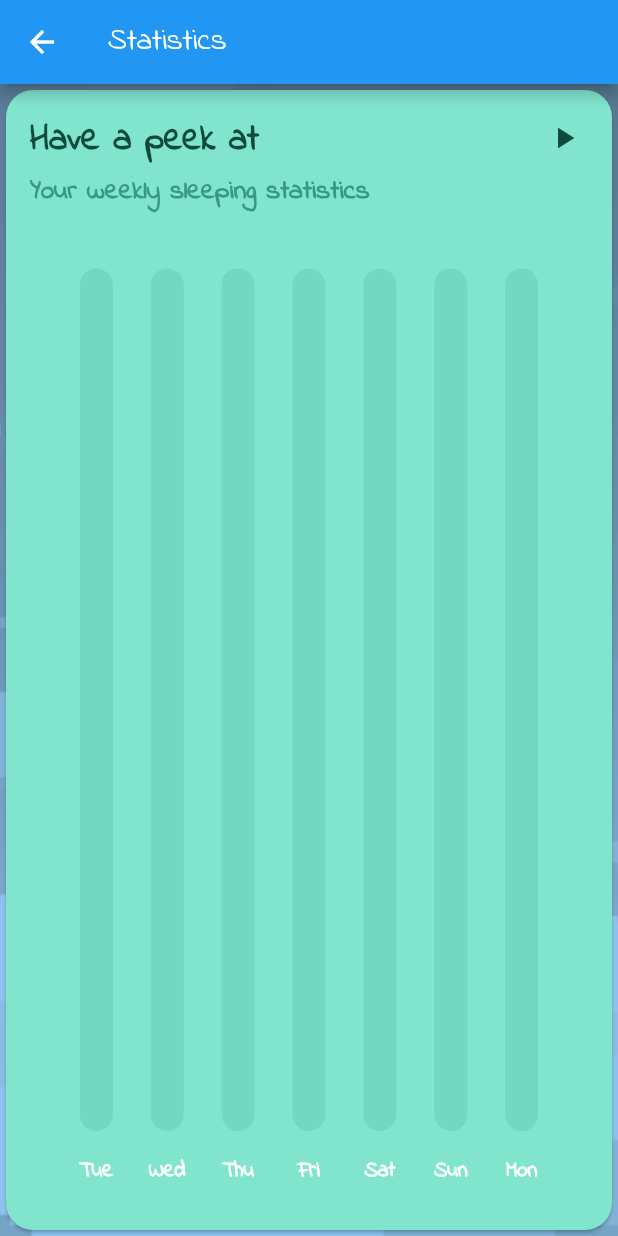
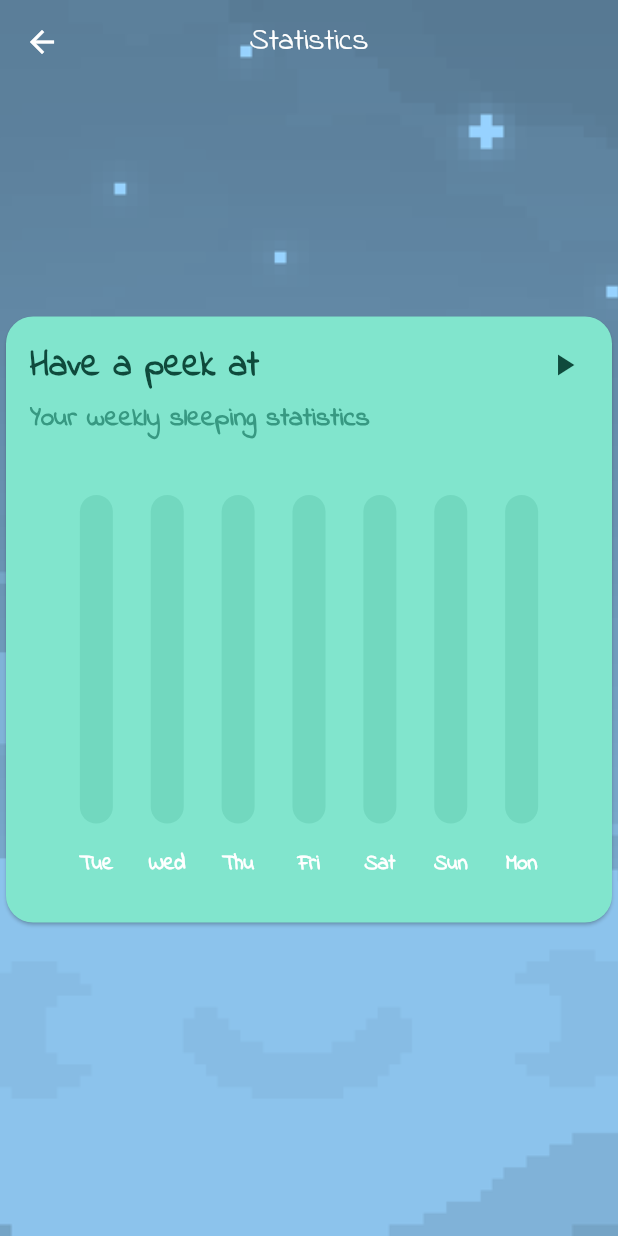
Before and after one commit to yuuutong/Orbital-Project, a Flutter app: the Statistics screen opened directly, on a phone screen of 412 x 824 dp. Run offline on Flutter 3.47's test engine with Material 2 defaults, Android fonts, the phone set to English and light mode, and no system bars; drawn by our look-alikes of fl_chart; our stand-ins replace cloud_firestore, firebase_auth, firebase_core, shimmer; missing offline and left inert: loading_gifs, time_chart; accounts and stored records are empty.

Commit message:
standardise app bar for all pages, change UI colour

```diff
--- a/sleeplah/lib/constant.dart
+++ b/sleeplah/lib/constant.dart
@@ -1,8 +1,8 @@
 import 'package:flutter/material.dart';
 
-const primaryColor = Colors.blue;
-const themePrimaryColor = Colors.blueAccent;
-const themeSecondaryColor = Colors.cyan;
+const primaryColor = Color.fromARGB(255, 147, 184, 248);
+const themePrimaryColor = Color.fromARGB(255, 123, 170, 251);
+const themeSecondaryColor = Color.fromARGB(255, 174, 245, 254);
 const String flower_profile_path = "assets/images/";
 String date =
     "${DateTime.now().year}-${DateTime.now().month.toString().padLeft(2, '0')}-${DateTime.now().day.toString().padLeft(2, '0')}";
--- a/sleeplah/lib/home_page/TimePicker.dart
+++ b/sleeplah/lib/home_page/TimePicker.dart
@@ -105,7 +105,7 @@ class TimePickerState extends State<TimePicker> {
               padding: const EdgeInsets.all(8.0),
               //EdgeInsets.symmetric(horizontal: 20, vertical: 5),
               decoration: BoxDecoration(
-                color: Colors.blueAccent,
+                color: Color.fromARGB(255, 147, 184, 248),
                 border: Border.all(),
                 borderRadius: BorderRadius.circular(20),
               ),
--- a/sleeplah/lib/profilePicCollection/collection.dart
+++ b/sleeplah/lib/profilePicCollection/collection.dart
@@ -12,7 +12,7 @@ class Collection extends StatelessWidget {
     return Scaffold(
         extendBodyBehindAppBar: true,
         appBar: AppBar(
-          title: Text("Collection"),
+          title: const Text("Flower Collection Handbook"),
           centerTitle: true,
           backgroundColor: Colors.transparent,
           elevation: 0,
--- a/sleeplah/lib/profilePicCollection/selection.dart
+++ b/sleeplah/lib/profilePicCollection/selection.dart
@@ -31,7 +31,6 @@ class _SelectionState extends State<Selection> {
       return Container(child: flowerInfo());
     }
 
-    //print(FlowerList.length);
     return loading
         ? Loading()
         : Container(
@@ -120,7 +119,7 @@ class _SelectionState extends State<Selection> {
                     top: defaultSize * -2.5,
                     right: defaultSize * -1.2,
                     child: Image(
-                      image: AssetImage('assets/images/shanna.png'),
+                      image: AssetImage('assets/images/paw.png'),
                       fit: BoxFit.fitWidth
                     )),
                 IconButton(
--- a/sleeplah/lib/shop/body.dart
+++ b/sleeplah/lib/shop/body.dart
@@ -12,7 +12,7 @@ class Body extends StatelessWidget {
       children: <Widget>[
         Container(height: defaultSize * 10),
         Text(
-          "~ Unlock your favourite flowers in the store ~",
+          "~ Unlock your favourite flowers in the shop ~",
           style: TextStyle(color: Colors.white, fontSize: defaultSize * 2),
         ),
         Text(
--- a/sleeplah/lib/statistics_page/StatisticsScreen.dart
+++ b/sleeplah/lib/statistics_page/StatisticsScreen.dart
@@ -3,6 +3,9 @@ import 'package:intl/intl.dart';
 import 'package:firebase_auth/firebase_auth.dart';
 import 'package:sleeplah/statistics_page/Chart.dart';
 import 'package:sleeplah/database.dart';
+import 'package:sleeplah/constant.dart';
+import 'package:sleeplah/SizeConfig.dart';
+import 'package:sleeplah/configurations/background.dart';
 
 class Statistics extends StatefulWidget {
   const Statistics({Key? key}) : super(key: key);
@@ -30,13 +33,13 @@ class _StatisticsState extends State<Statistics> {
       if (allData.isNotEmpty) {
         DateTime sleepActual = DateTime.parse(allData["sleepActual"]);
         DateTime wakeActual = DateTime.parse(allData["wakeActual"]);
-        Duration asleep = const Duration(days: 1) - sleepActual.difference(wakeActual);
+        Duration asleep =
+            const Duration(days: 1) - sleepActual.difference(wakeActual);
         chartData[pastDate] = asleep;
       } else {
         chartData[pastDate] = Duration.zero;
       }
     }
-    print("chartdata in screen: " + chartData.toString());
     setState(() {
       loading = false;
     });
@@ -45,17 +48,20 @@ class _StatisticsState extends State<Statistics> {
   @override
   Widget build(BuildContext context) {
     return Scaffold(
-      appBar: AppBar(title: const Text("Statistics")),
-      body: Container(
-          height: double.infinity,
-          width: double.infinity,
-          decoration: const BoxDecoration(
-            image: DecorationImage(
-                image: AssetImage("assets/images/background.png"),
-                fit: BoxFit.cover),
-          ),
-          child: loading ? const Center(child: Text("loading...")) : Chart(chartData)
-          ),
-    );
+        extendBodyBehindAppBar: true,
+        appBar: AppBar(
+          title: const Text("Statistics"),
+          backgroundColor: Colors.transparent,
+          elevation: 0,
+          centerTitle: true,
+        ),
+        body: Background(
+            child: Padding(
+          padding: EdgeInsets.only(top: 2),
+          child: Container(
+              child: loading
+                  ? const Center(child: Text("loading..."))
+                  : Chart(chartData)),
+        )));
   }
 }
```
Also changed, not shown: sleeplah/lib/garden_page/body.dart (added, +31 -0 lines), sleeplah/lib/garden_page/data.dart (added, +79 -0 lines), sleeplah/lib/garden_page/gardenStats.dart (+8 -64 lines), sleeplah/lib/home_page/HomeScreen.dart (+9 -4 lines).
